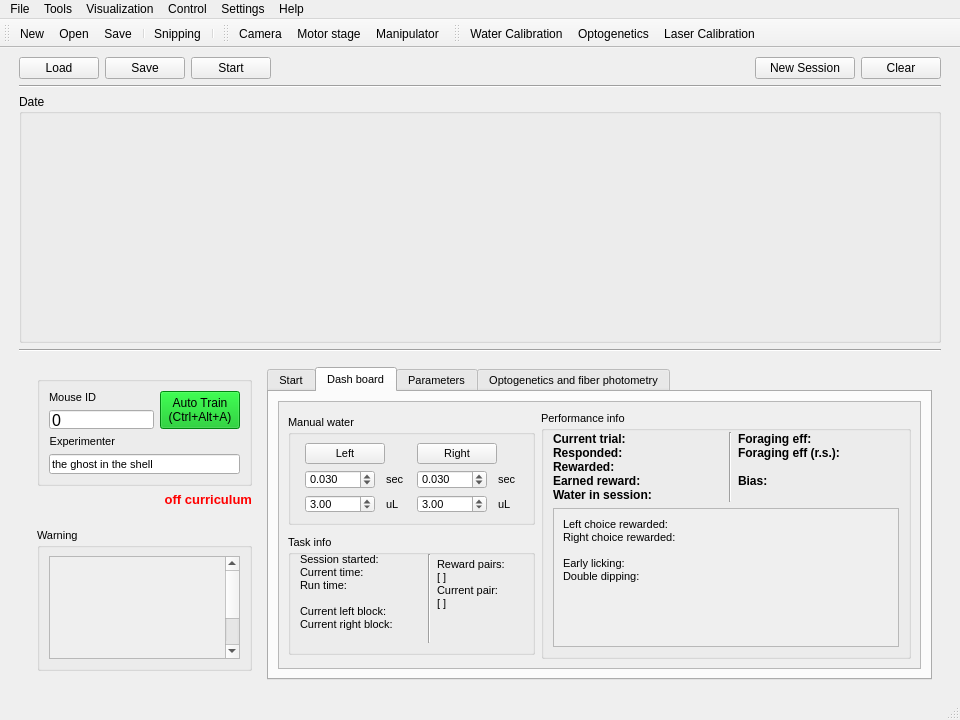
Above: src/foraging_gui/ForagingGUI.ui from AllenNeuralDynamics/dynamic-foraging-task before the change. Below: the same form after it.
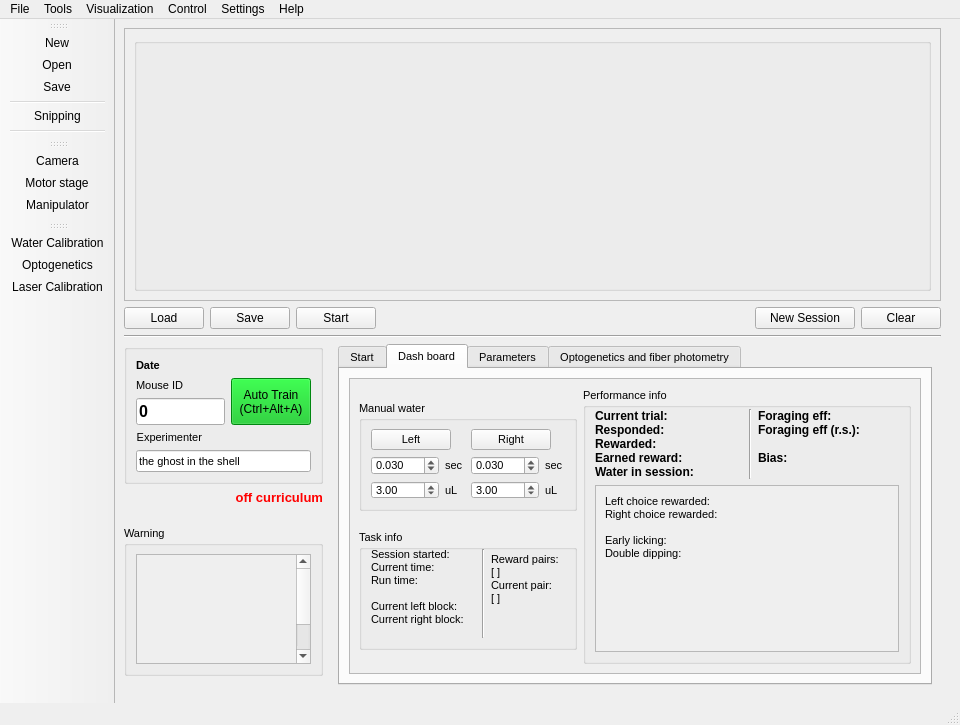
That is the form after the change. The open tabs and pages were chosen to show the change. Icons and pictures are not drawn.

What changed in the file:
```diff
--- a/src/foraging_gui/ForagingGUI.ui
+++ b/src/foraging_gui/ForagingGUI.ui
@@ -13,7 +13,7 @@
     <x>0</x>
     <y>0</y>
     <width>960</width>
-    <height>720</height>
+    <height>725</height>
    </rect>
   </property>
   <property name="sizePolicy">
@@ -45,7 +45,7 @@
     <item>
      <layout class="QVBoxLayout" name="verticalLayout_7">
       <property name="leftMargin">
-       <number>10</number>
+       <number>0</number>
       </property>
       <property name="topMargin">
        <number>0</number>
@@ -56,6 +56,59 @@
       <property name="bottomMargin">
        <number>0</number>
       </property>
+      <item>
+       <widget class="QScrollArea" name="scrollArea_7">
+        <property name="sizePolicy">
+         <sizepolicy hsizetype="Expanding" vsizetype="Expanding">
+          <horstretch>0</horstretch>
+          <verstretch>25</verstretch>
+         </sizepolicy>
+        </property>
+        <property name="widgetResizable">
+         <bool>true</bool>
+        </property>
+        <property name="alignment">
+         <set>Qt::AlignLeading|Qt::AlignLeft|Qt::AlignTop</set>
+        </property>
+        <widget class="QWidget" name="scrollAreaWidgetContents_8">
+         <property name="geometry">
+          <rect>
+           <x>0</x>
+           <y>0</y>
+           <width>894</width>
+           <height>266</height>
+          </rect>
+         </property>
+         <layout class="QHBoxLayout" name="horizontalLayout_17">
+          <item>
+           <widget class="QGroupBox" name="Visualization">
+            <property name="sizePolicy">
+             <sizepolicy hsizetype="Preferred" vsizetype="Preferred">
+              <horstretch>0</horstretch>
+              <verstretch>30</verstretch>
+             </sizepolicy>
+            </property>
+            <property name="minimumSize">
+             <size>
+              <width>0</width>
+              <height>200</height>
+             </size>
+            </property>
+            <property name="maximumSize">
+             <size>
+              <width>16777215</width>
+              <height>100000</height>
+             </size>
+            </property>
+            <property name="title">
+             <string/>
+            </property>
+           </widget>
+          </item>
+         </layout>
+        </widget>
+       </widget>
+      </item>
       <item>
        <layout class="QGridLayout" name="gridLayout_5">
         <item row="0" column="1">
@@ -162,44 +215,6 @@
         </item>
        </layout>
       </item>
-      <item>
-       <widget class="Line" name="line">
-        <property name="sizePolicy">
-         <sizepolicy hsizetype="Expanding" vsizetype="Fixed">
-          <horstretch>0</horstretch>
-          <verstretch>0</verstretch>
-         </sizepolicy>
-        </property>
-        <property name="orientation">
-         <enum>Qt::Horizontal</enum>
-        </property>
-       </widget>
-      </item>
-      <item>
-       <widget class="QGroupBox" name="Visualization">
-        <property name="sizePolicy">
-         <sizepolicy hsizetype="Expanding" vsizetype="Expanding">
-          <horstretch>0</horstretch>
-          <verstretch>30</verstretch>
-         </sizepolicy>
-        </property>
-        <property name="minimumSize">
-         <size>
-          <width>0</width>
-          <height>100</height>
-         </size>
-        </property>
-        <property name="maximumSize">
-         <size>
-          <width>16777215</width>
-          <height>250</height>
-         </size>
-        </property>
-        <property name="title">
-         <string>Date</string>
-        </property>
-       </widget>
-      </item>
       <item>
        <widget class="Line" name="line_2">
         <property name="sizePolicy">
@@ -221,7 +236,19 @@
           <verstretch>40</verstretch>
          </sizepolicy>
         </property>
+        <property name="maximumSize">
+         <size>
+          <width>16777215</width>
+          <height>350</height>
+         </size>
+        </property>
         <layout class="QHBoxLayout" name="horizontalLayout_2">
+         <property name="leftMargin">
+          <number>0</number>
+         </property>
+         <property name="topMargin">
+          <number>0</number>
+         </property>
          <item>
           <widget class="QWidget" name="widget_3" native="true">
            <property name="sizePolicy">
@@ -231,6 +258,12 @@
             </sizepolicy>
            </property>
            <layout class="QVBoxLayout" name="verticalLayout_15">
+            <property name="leftMargin">
+             <number>0</number>
+            </property>
+            <property name="topMargin">
+             <number>0</number>
+            </property>
             <item>
              <layout class="QVBoxLayout" name="verticalLayout_9">
               <item>
@@ -244,16 +277,19 @@
                 <property name="maximumSize">
                  <size>
                   <width>300</width>
-                  <height>110</height>
+                  <height>140</height>
                  </size>
                 </property>
                 <property name="title">
                  <string/>
                 </property>
                 <layout class="QGridLayout" name="gridLayout_9">
+                 <property name="topMargin">
+                  <number>9</number>
+                 </property>
                  <item row="0" column="0">
                   <layout class="QGridLayout" name="gridLayout_4">
-                   <item row="0" column="1">
+                   <item row="1" column="1">
                     <widget class="QLabel" name="label_72">
                      <property name="sizePolicy">
                       <sizepolicy hsizetype="Expanding" vsizetype="Expanding">
@@ -277,7 +313,7 @@
                      </property>
                     </widget>
                    </item>
-                   <item row="1" column="1" colspan="2">
+                   <item row="2" column="1" colspan="2">
                     <widget class="QLineEdit" name="ID">
                      <property name="sizePolicy">
                       <sizepolicy hsizetype="Expanding" vsizetype="Preferred">
@@ -294,6 +330,8 @@
                      <property name="font">
                       <font>
                        <pointsize>12</pointsize>
+                       <weight>75</weight>
+                       <bold>true</bold>
                       </font>
                      </property>
                      <property name="text">
@@ -301,7 +339,7 @@
                      </property>
                     </widget>
                    </item>
-                   <item row="4" column="1" colspan="3">
+                   <item row="5" column="1" colspan="3">
                     <widget class="QLineEdit" name="Experimenter">
                      <property name="sizePolicy">
                       <sizepolicy hsizetype="Expanding" vsizetype="Fixed">
@@ -325,7 +363,7 @@
                      </property>
                     </widget>
                    </item>
-                   <item row="0" column="3" rowspan="2">
+                   <item row="1" column="3" rowspan="2">
                     <widget class="QPushButton" name="AutoTrain">
                      <property name="sizePolicy">
                       <sizepolicy hsizetype="Minimum" vsizetype="Preferred">
@@ -354,7 +392,7 @@
                      </property>
                     </widget>
                    </item>
-                   <item row="2" column="1">
+                   <item row="3" column="1">
                     <widget class="QLabel" name="label_74">
                      <property name="sizePolicy">
                       <sizepolicy hsizetype="Expanding" vsizetype="Expanding">
@@ -378,6 +416,26 @@
                      </property>
                     </widget>
                    </item>
+                   <item row="0" column="1" colspan="2">
+                    <widget class="QLabel" name="label_date">
+                     <property name="sizePolicy">
+                      <sizepolicy hsizetype="Preferred" vsizetype="Fixed">
+                       <horstretch>0</horstretch>
+                       <verstretch>0</verstretch>
+                      </sizepolicy>
+                     </property>
+                     <property name="font">
+                      <font>
+                       <pointsize>8</pointsize>
+                       <weight>75</weight>
+                       <bold>true</bold>
+                      </font>
+                     </property>
+                     <property name="text">
+                      <string>Date</string>
+                     </property>
+                    </widget>
+                   </item>
                   </layout>
                  </item>
                 </layout>
@@ -460,7 +518,7 @@
                      <rect>
                       <x>0</x>
                       <y>0</y>
-                      <width>174</width>
+                      <width>178</width>
                       <height>165</height>
                      </rect>
                     </property>
@@ -749,7 +807,7 @@
             <string notr="true"/>
            </property>
            <property name="currentIndex">
-            <number>0</number>
+            <number>2</number>
            </property>
            <widget class="QWidget" name="tab_2">
             <attribute name="title">
@@ -766,8 +824,8 @@
                  <rect>
                   <x>0</x>
                   <y>0</y>
-                  <width>622</width>
-                  <height>283</height>
+                  <width>627</width>
+                  <height>295</height>
                  </rect>
                 </property>
                 <layout class="QHBoxLayout" name="horizontalLayout">
@@ -1850,8 +1908,8 @@
                  <rect>
                   <x>0</x>
                   <y>0</y>
-                  <width>639</width>
-                  <height>262</height>
+                  <width>627</width>
+                  <height>295</height>
                  </rect>
                 </property>
                 <layout class="QHBoxLayout" name="horizontalLayout_9">
@@ -2338,8 +2396,8 @@
                         <rect>
                          <x>0</x>
                          <y>0</y>
-                         <width>347</width>
-                         <height>132</height>
+                         <width>340</width>
+                         <height>165</height>
                         </rect>
                        </property>
                        <layout class="QHBoxLayout" name="horizontalLayout_8">
@@ -2408,7 +2466,7 @@
                <widget class="QWidget" name="scrollAreaWidgetContents_2">
                 <property name="geometry">
                  <rect>
-                  <x>0</x>
+                  <x>-129</x>
                   <y>0</y>
                   <width>895</width>
                   <height>397</height>
@@ -4245,8 +4303,8 @@
                  <rect>
                   <x>0</x>
                   <y>0</y>
-                  <width>639</width>
-                  <height>262</height>
+                  <width>627</width>
+                  <height>295</height>
                  </rect>
                 </property>
                 <layout class="QHBoxLayout" name="horizontalLayout_16">
@@ -4618,7 +4676,7 @@
   </widget>
   <widget class="QToolBar" name="toolBar_2">
    <property name="sizePolicy">
-    <sizepolicy hsizetype="Preferred" vsizetype="Fixed">
+    <sizepolicy hsizetype="Fixed" vsizetype="Preferred">
      <horstretch>0</horstretch>
      <verstretch>0</verstretch>
     </sizepolicy>
@@ -4627,7 +4685,7 @@
     <string>toolBar_2</string>
    </property>
    <attribute name="toolBarArea">
-    <enum>TopToolBarArea</enum>
+    <enum>LeftToolBarArea</enum>
    </attribute>
    <attribute name="toolBarBreak">
     <bool>false</bool>
@@ -4641,7 +4699,7 @@
   </widget>
   <widget class="QToolBar" name="toolBar">
    <property name="sizePolicy">
-    <sizepolicy hsizetype="Expanding" vsizetype="Expanding">
+    <sizepolicy hsizetype="Fixed" vsizetype="Preferred">
      <horstretch>0</horstretch>
      <verstretch>0</verstretch>
     </sizepolicy>
@@ -4650,7 +4708,7 @@
     <string>toolBar</string>
    </property>
    <attribute name="toolBarArea">
-    <enum>TopToolBarArea</enum>
+    <enum>LeftToolBarArea</enum>
    </attribute>
    <attribute name="toolBarBreak">
     <bool>false</bool>
@@ -4661,7 +4719,7 @@
   </widget>
   <widget class="QToolBar" name="toolBar_3">
    <property name="sizePolicy">
-    <sizepolicy hsizetype="Expanding" vsizetype="Expanding">
+    <sizepolicy hsizetype="Fixed" vsizetype="Preferred">
      <horstretch>0</horstretch>
      <verstretch>0</verstretch>
     </sizepolicy>
@@ -4670,7 +4728,7 @@
     <string>toolBar_3</string>
    </property>
    <attribute name="toolBarArea">
-    <enum>TopToolBarArea</enum>
+    <enum>LeftToolBarArea</enum>
    </attribute>
    <attribute name="toolBarBreak">
     <bool>false</bool>
```
